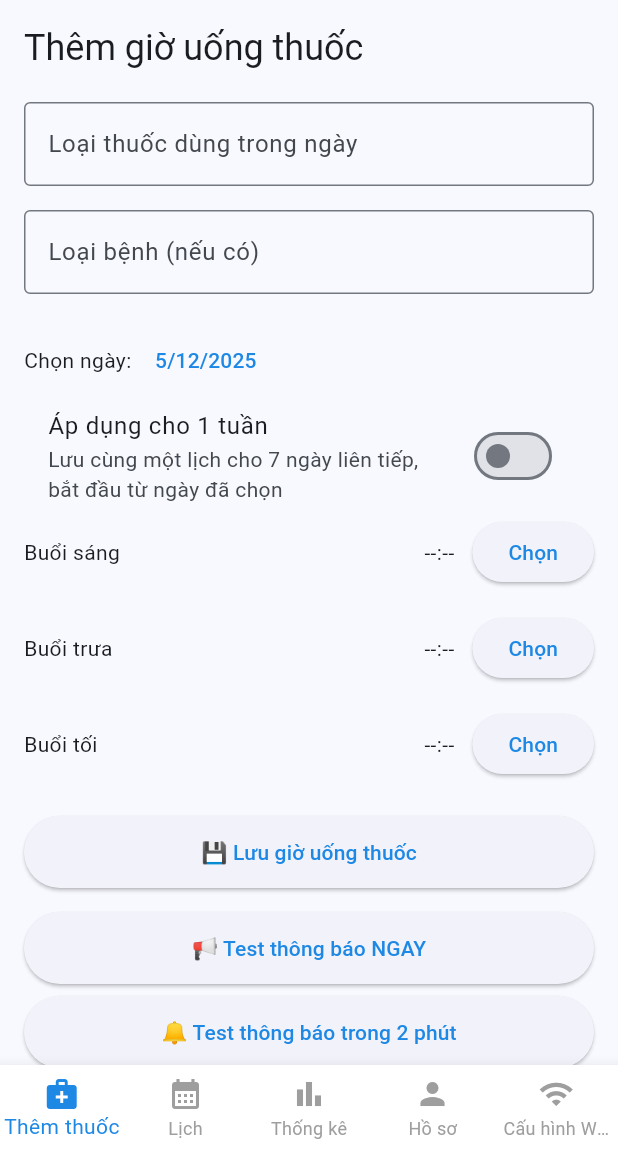
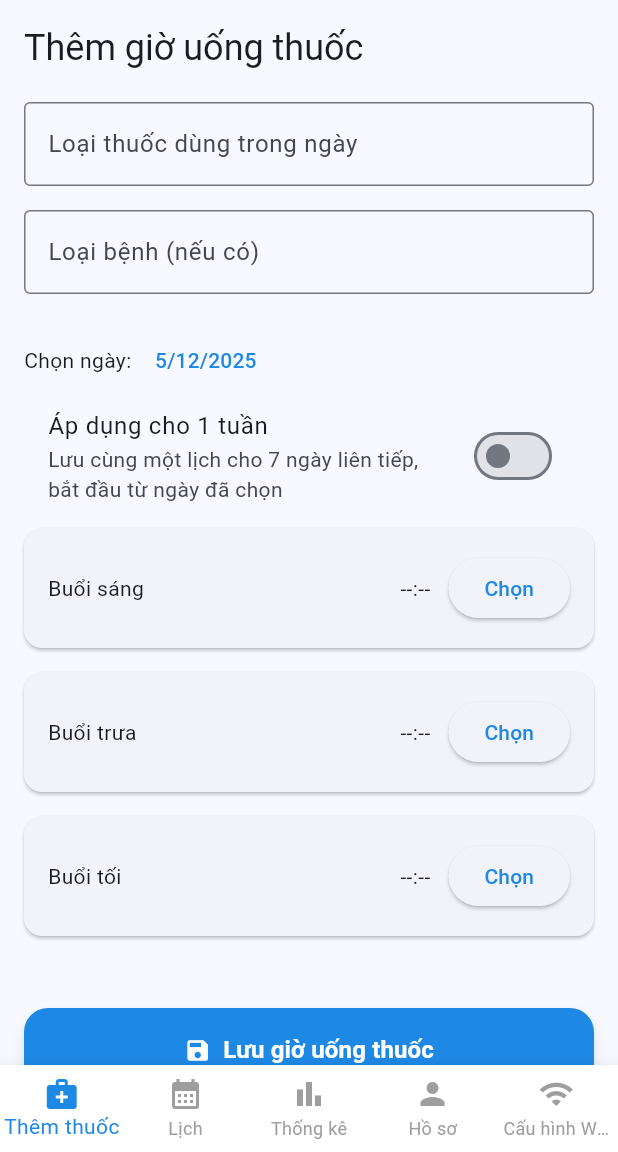
Before and after one commit to TanDucc/pill-reminder, a Flutter app: the MainScreen screen opened by its route, on a phone screen of 412 x 824 dp, the part 84-1236 px from its top. Run offline on Flutter 3.47's test engine with Material 3 defaults, Android fonts, the phone set to English and light mode, and no system bars; our stand-ins replace cloud_firestore, firebase_auth, firebase_core, firebase_database, flutter_local_notifications, table_calendar and 1 more; accounts and stored records are empty.

Commit message:
Them hien thi gio mo hop thuoc tu ESP32, sua lai giao dien

```diff
--- a/lib/screens/add_medicine_screen.dart
+++ b/lib/screens/add_medicine_screen.dart
@@ -16,6 +16,9 @@ class _AddMedicineScreenState extends State<AddMedicineScreen> {
   TimeOfDay? _morningTime;
   TimeOfDay? _noonTime;
   TimeOfDay? _eveningTime;
+  TimeOfDay? _esp32MorningTime;
+  TimeOfDay? _esp32NoonTime;
+  TimeOfDay? _esp32EveningTime;
   DateTime _selectedDate = DateTime.now();
   final TextEditingController _medicineController = TextEditingController();
   final TextEditingController _diseaseController = TextEditingController();
@@ -58,6 +61,15 @@ class _AddMedicineScreenState extends State<AddMedicineScreen> {
         _eveningTime = (data['evening_hour'] != null && data['evening_minute'] != null)
             ? TimeOfDay(hour: data['evening_hour'], minute: data['evening_minute'])
             : null;
+        _esp32MorningTime = (data['esp32_morning_hour'] != null && data['esp32_morning_minute'] != null)
+            ? TimeOfDay(hour: data['esp32_morning_hour'], minute: data['esp32_morning_minute'])
+            : null;
+        _esp32NoonTime = (data['esp32_noon_hour'] != null && data['esp32_noon_minute'] != null)
+            ? TimeOfDay(hour: data['esp32_noon_hour'], minute: data['esp32_noon_minute'])
+            : null;
+        _esp32EveningTime = (data['esp32_evening_hour'] != null && data['esp32_evening_minute'] != null)
+            ? TimeOfDay(hour: data['esp32_evening_hour'], minute: data['esp32_evening_minute'])
+            : null;
       });
     } else {
       _medicineController.text = '';
@@ -66,6 +78,9 @@ class _AddMedicineScreenState extends State<AddMedicineScreen> {
         _morningTime = null;
         _noonTime = null;
         _eveningTime = null;
+        _esp32MorningTime = null;
+        _esp32NoonTime = null;
+        _esp32EveningTime = null;
       });
     }
   }
@@ -415,33 +430,112 @@ class _AddMedicineScreenState extends State<AddMedicineScreen> {
           ),
 
           /// Giờ uống buổi sáng
+          Card(
+            margin: const EdgeInsets.symmetric(vertical: 8),
+            child: Padding(
+              padding: const EdgeInsets.all(16),
+              child: Column(
+                crossAxisAlignment: CrossAxisAlignment.start,
+                children: [
                   _buildTimeSection('Buổi sáng', _morningTime, (time) {
                     setState(() => _morningTime = time);
                   }),
-          const SizedBox(height: 16),
+                  if (_esp32MorningTime != null)
+                    Padding(
+                      padding: const EdgeInsets.only(top: 8),
+                      child: Text(
+                        'Đã mở hộp thuốc vào lúc ${_formatTime(_esp32MorningTime!)}',
+                        style: const TextStyle(color: Colors.green, fontSize: 14, fontWeight: FontWeight.w500),
+                        textAlign: TextAlign.center,
+                      ),
+                    ),
+                ],
+              ),
+            ),
+          ),
 
           /// Giờ uống buổi trưa
+          Card(
+            margin: const EdgeInsets.symmetric(vertical: 8),
+            child: Padding(
+              padding: const EdgeInsets.all(16),
+              child: Column(
+                crossAxisAlignment: CrossAxisAlignment.start,
+                children: [
                   _buildTimeSection('Buổi trưa', _noonTime, (time) {
                     setState(() => _noonTime = time);
                   }),
-          const SizedBox(height: 16),
+                  if (_esp32NoonTime != null)
+                    Padding(
+                      padding: const EdgeInsets.only(top: 8),
+                      child: Text(
+                        'Đã mở hộp thuốc vào lúc ${_formatTime(_esp32NoonTime!)}',
+                        style: const TextStyle(color: Colors.green, fontSize: 14, fontWeight: FontWeight.w500),
+                        textAlign: TextAlign.center,
+                      ),
+                    ),
+                ],
+              ),
+            ),
+          ),
 
           /// Giờ uống buổi tối
+          Card(
+            margin: const EdgeInsets.symmetric(vertical: 8),
+            child: Padding(
+              padding: const EdgeInsets.all(16),
+              child: Column(
+                crossAxisAlignment: CrossAxisAlignment.start,
+                children: [
                   _buildTimeSection('Buổi tối', _eveningTime, (time) {
                     setState(() => _eveningTime = time);
                   }),
+                  if (_esp32EveningTime != null)
+                    Padding(
+                      padding: const EdgeInsets.only(top: 8),
+                      child: Text(
+                        'Đã mở hộp thuốc vào lúc ${_formatTime(_esp32EveningTime!)}',
+                        style: const TextStyle(color: Colors.green, fontSize: 14, fontWeight: FontWeight.w500),
+                        textAlign: TextAlign.center,
+                      ),
+                    ),
+                ],
+              ),
+            ),
+          ),
           const SizedBox(height: 24),
 
           /// Nút lưu
-          ElevatedButton(
+          Container(
+            width: double.infinity,
+            margin: const EdgeInsets.symmetric(vertical: 16),
+            child: ElevatedButton(
               onPressed: _saveTimes,
               style: ElevatedButton.styleFrom(
-              minimumSize: const Size.fromHeight(48),
+                minimumSize: const Size.fromHeight(56),
+                backgroundColor: Theme.of(context).colorScheme.primary,
+                foregroundColor: Colors.white,
+                shape: RoundedRectangleBorder(
+                  borderRadius: BorderRadius.circular(16),
                 ),
-            child: const Text('💾 Lưu giờ uống thuốc'),
+                elevation: 4,
+                shadowColor: Theme.of(context).colorScheme.primary.withOpacity(0.3),
               ),
-          const SizedBox(height: 16),
-          /// Nút test thông báo ngay lập tức
+              child: Row(
+                mainAxisAlignment: MainAxisAlignment.center,
+                children: const [
+                  Icon(Icons.save, color: Colors.white),
+                  SizedBox(width: 8),
+                  Text(
+                    'Lưu giờ uống thuốc',
+                    style: TextStyle(fontSize: 16, fontWeight: FontWeight.w600),
+                  ),
+                ],
+              ),
+            ),
+          ),
+
+          /* /// Nút test thông báo ngay lập tức
           ElevatedButton(
             onPressed: () async {
               await NotificationService().showImmediateTestNotification(message: 'Đây là thông báo TEST tức thì!');
@@ -454,8 +548,8 @@ class _AddMedicineScreenState extends State<AddMedicineScreen> {
             ),
             child: const Text('📢 Test thông báo NGAY'),
           ),
-          const SizedBox(height: 8),
-          /// Nút test thông báo
+          */ const SizedBox(height: 8),
+          /* /// Nút test thông báo
           ElevatedButton(
             onPressed: () async {
               await NotificationService().scheduleTestNotification(message: 'Đây là thông báo test để kiểm tra thông báo hoạt động!');
@@ -467,7 +561,7 @@ class _AddMedicineScreenState extends State<AddMedicineScreen> {
               minimumSize: const Size.fromHeight(48),
             ),
             child: const Text('🔔 Test thông báo trong 2 phút'),
-          ),
+          ), */
         ],
       ),
     );
```
Also changed, not shown: lib/screens/calendar_screen.dart (+37 -3 lines). Lines whose indentation alone changed are shown as unchanged.
